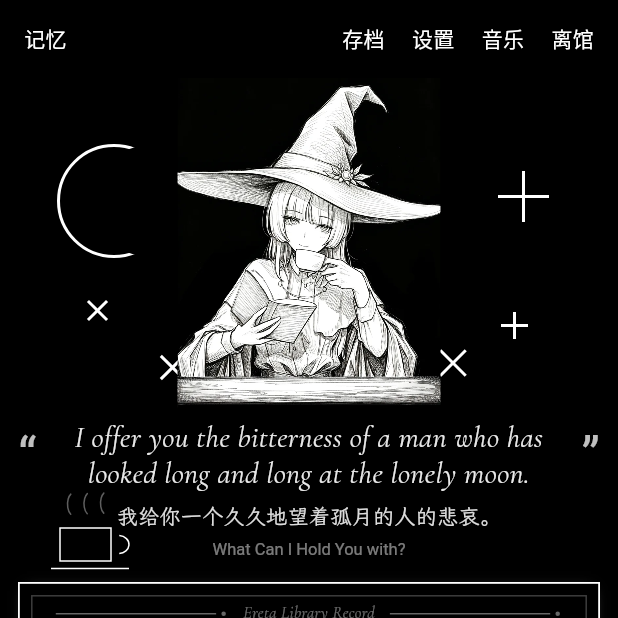
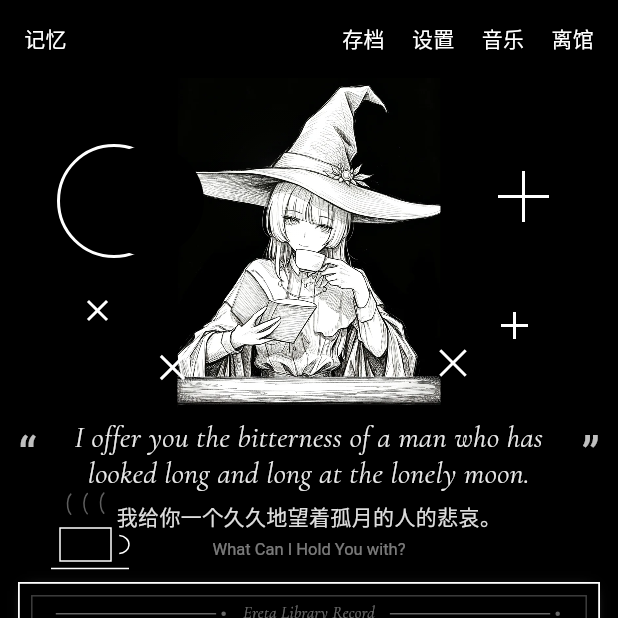
Before and after one commit to frorearea/beyond-time, a Flutter app: the screen it shows after launch, on a phone screen of 412 x 824 dp, the top half of it. Run offline on Flutter 3.47's test engine with Material 3 defaults, Android fonts, the phone set to English and light mode, and no system bars; missing offline and left inert: dart:html; accounts and stored records are empty; Roboto replaces fonts that are missing (Georgia).

Commit message:
Restore bundled fonts and bring stars above portrait
- Bundle LXGWWenKai for witch replies, SimHei for user input
- Remove system font dependency (unreliable in CanvasKit)
- Move portrait below sky decorations in both layouts

```diff
--- a/lib/pages/beyond_time_page.dart
+++ b/lib/pages/beyond_time_page.dart
@@ -118,12 +118,12 @@ class _BeyondTimePageState extends State<BeyondTimePage> {
                                   child: Stack(
                                     alignment: Alignment.bottomCenter,
                                     children: const [
-                                      Positioned.fill(child: SkyLines()),
-                                      Positioned.fill(child: CandleGlow()),
                                       Padding(
                                         padding: EdgeInsets.only(bottom: 8),
                                         child: WitchPortrait(),
                                       ),
+                                      Positioned.fill(child: CandleGlow()),
+                                      Positioned.fill(child: SkyLines()),
                                     ],
                                   ),
                                 ),
--- a/lib/widgets/message_view.dart
+++ b/lib/widgets/message_view.dart
@@ -23,10 +23,10 @@ class MessageView extends StatelessWidget {
       color: kWhite,
       fontSize: isPlayer ? 18 : 19,
       height: isPlayer ? 1.5 : 1.48,
-      fontFamily: isPlayer ? 'Microsoft YaHei' : 'STSong',
+      fontFamily: isPlayer ? 'SimHei' : 'LXGWWenKai',
       fontFamilyFallback: isPlayer
-          ? const ['PingFang SC', 'Noto Sans CJK SC', 'SimHei']
-          : const ['SimSun', 'Songti SC', 'Noto Serif CJK SC', 'serif'],
+          ? const ['Microsoft YaHei', 'PingFang SC', 'Noto Sans CJK SC']
+          : const ['STSong', 'Songti SC', 'Noto Serif CJK SC', 'SimSun', 'serif'],
     );
     if (isPlayer) {
       return Text('> $content', style: style);
--- a/lib/widgets/storybook_frame.dart
+++ b/lib/widgets/storybook_frame.dart
@@ -70,8 +70,6 @@ class StorybookPortraitPanel extends StatelessWidget {
         child: Stack(
           fit: StackFit.expand,
           children: [
-            const SkyLines(),
-            const CandleGlow(),
             Padding(
               padding: EdgeInsets.fromLTRB(
                 showQuote ? 12 : 36,
@@ -87,6 +85,8 @@ class StorybookPortraitPanel extends StatelessWidget {
                 isAntiAlias: true,
               ),
             ),
+            const CandleGlow(),
+            const SkyLines(),
             if (showQuote)
               const Align(
                 alignment: Alignment.bottomCenter,
--- a/pubspec.yaml
+++ b/pubspec.yaml
@@ -26,7 +26,10 @@ flutter:
         - asset: assets/fonts/CormorantGaramond-Italic.ttf
     - family: LXGWWenKai
       fonts:
-        - asset: assets/fonts/LXGWWenKai-subset.ttf
+        - asset: assets/fonts/LXGWWenKai-Regular.ttf
     - family: NotoSerifSC
       fonts:
         - asset: assets/fonts/NotoSerifSC-subset.ttf
+    - family: SimHei
+      fonts:
+        - asset: assets/fonts/SimHei.ttf
```
Also changed, not shown: 1 other file.
